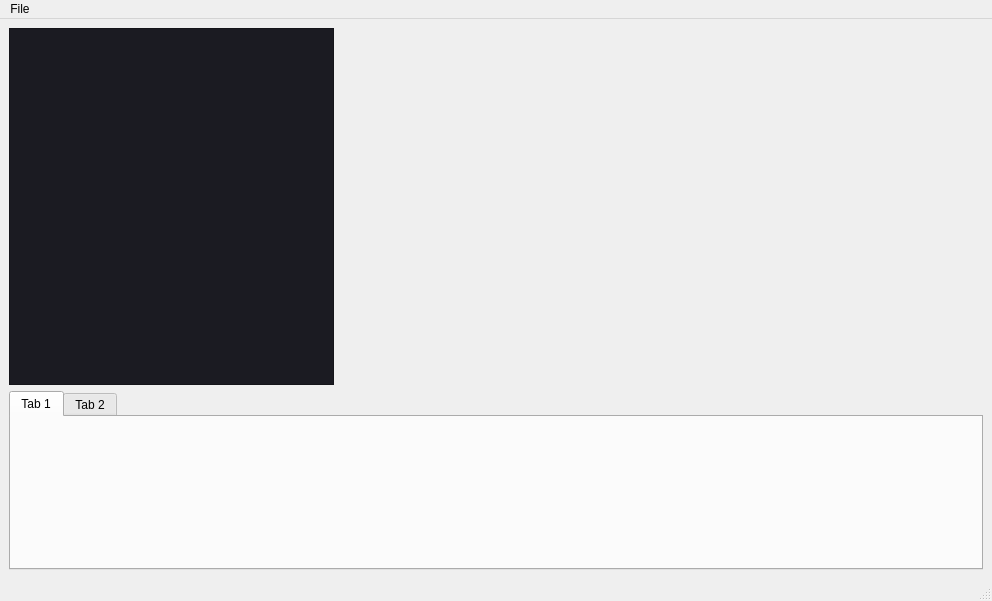
First picture: the form in mainwindow.ui, repository ChargeIn/AngularDev, before the edit.
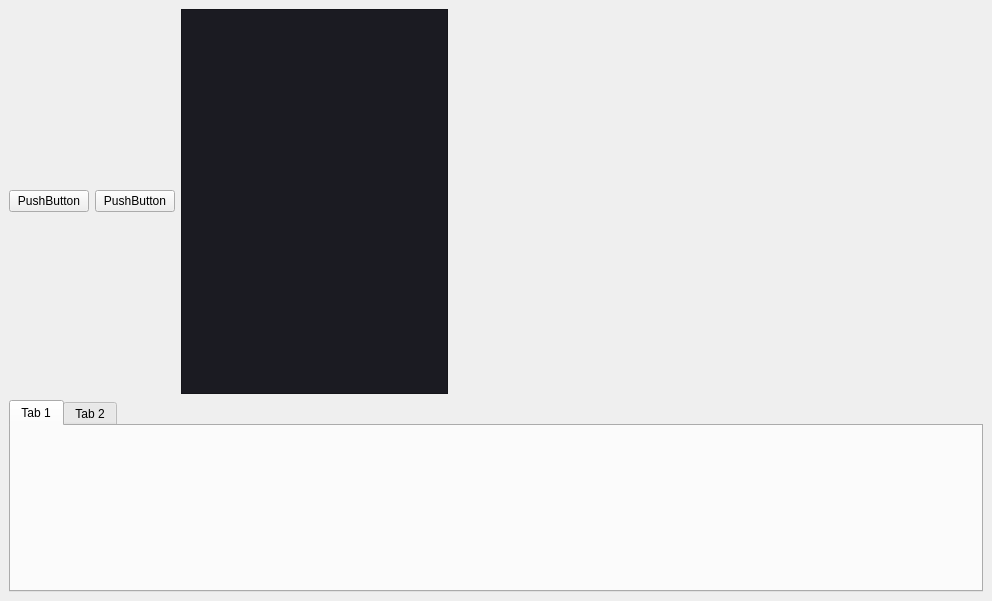
Second picture: the form after the edit.

```diff
--- a/mainwindow.ui
+++ b/mainwindow.ui
@@ -25,7 +25,21 @@
         <widget class="QWidget" name="centralwidget">
             <layout class="QVBoxLayout" name="verticalLayout_2" stretch="2,1">
                 <item>
-                    <layout class="QHBoxLayout" name="horizontalLayout" stretch="1,2">
+                    <layout class="QHBoxLayout" name="horizontalLayout" stretch="0,0,1,2">
+                        <item>
+                            <widget class="QPushButton" name="pushButton_2">
+                                <property name="text">
+                                    <string>PushButton</string>
+                                </property>
+                            </widget>
+                        </item>
+                        <item>
+                            <widget class="QPushButton" name="pushButton">
+                                <property name="text">
+                                    <string>PushButton</string>
+                                </property>
+                            </widget>
+                        </item>
                         <item>
                             <widget class="QTreeView" name="treeView">
                                 <property name="styleSheet">
@@ -57,29 +71,14 @@
                 </item>
             </layout>
         </widget>
-        <widget class="QMenuBar" name="menubar">
-            <property name="geometry">
-                <rect>
-                    <x>0</x>
-                    <y>0</y>
-                    <width>992</width>
-                    <height>22</height>
-                </rect>
+        <action name="actionCloseWindow">
+            <property name="text">
+                <string>CloseWindow</string>
             </property>
-            <property name="minimumSize">
-                <size>
-                    <width>0</width>
-                    <height>0</height>
-                </size>
+            <property name="toolTip">
+                <string>Close</string>
             </property>
-            <widget class="QMenu" name="menuFile">
-                <property name="title">
-                    <string>File</string>
-                </property>
-            </widget>
-            <addaction name="menuFile"/>
-        </widget>
-        <widget class="QStatusBar" name="statusbar"/>
+        </action>
     </widget>
     <resources/>
     <connections/>
```
